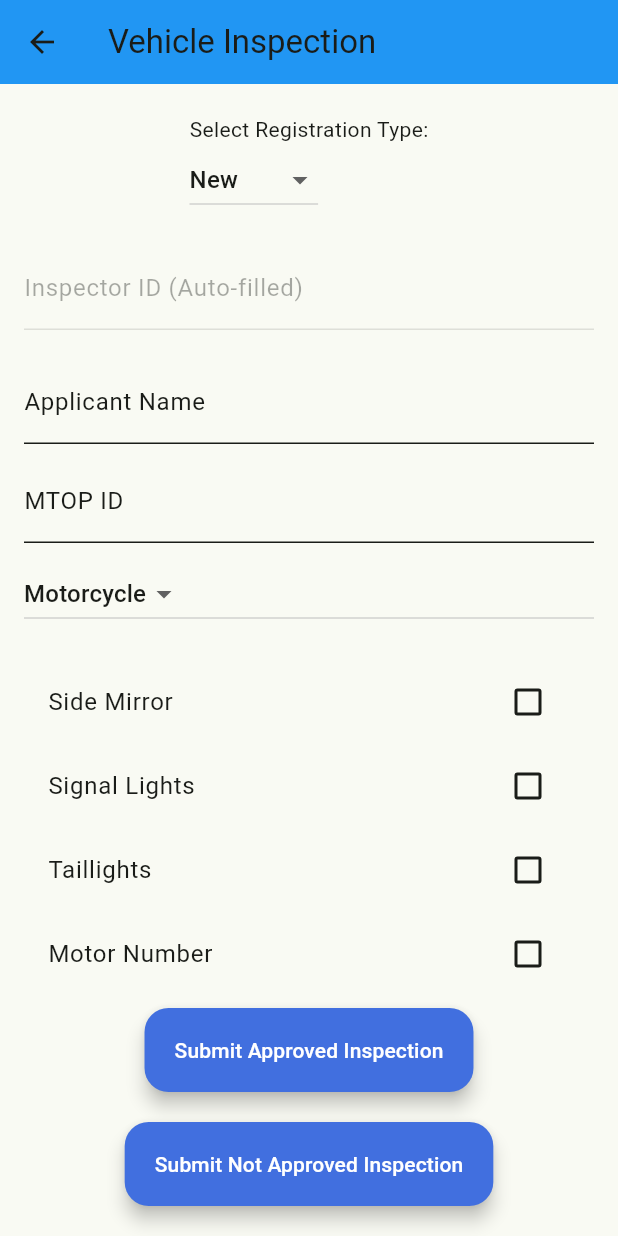
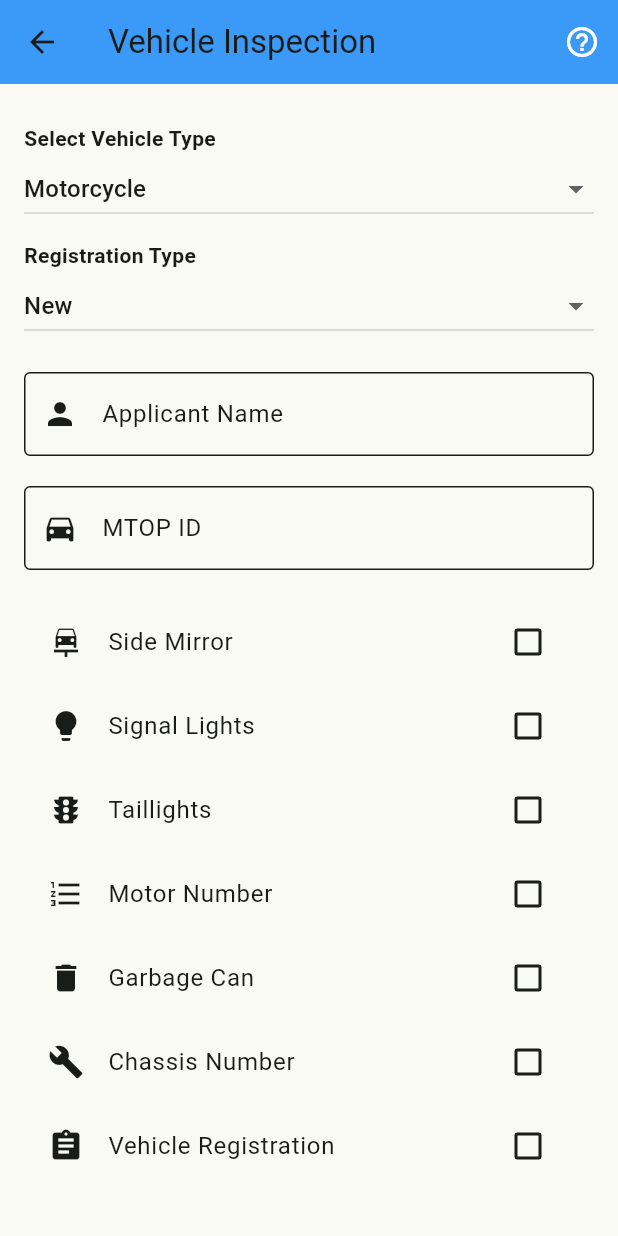
Before and after one commit to crljnl/login-signup-forms-master, a Flutter app: the InspectionScreen screen opened directly with empty values, on a phone screen of 412 x 824 dp. Run offline on Flutter 3.47's test engine with Material 3 defaults, Android fonts, the light colour scheme and no system bars; our stand-ins replace fl_chart, image_picker; network calls fail.

Commit message:
inspection screen enhance ui

```diff
--- a/lib/screens/inspection.dart
+++ b/lib/screens/inspection.dart
@@ -135,9 +135,15 @@ class _InspectionScreenState extends State<InspectionScreen> {
 
     // For "Approved" submission: Ensure all items are checked
     if (inspectionStatus == 'Approved') {
-      if (!isSideMirrorChecked || !isSignalLightsChecked || !isTaillightsChecked ||
-          !isMotorNumberChecked || !isGarbageCanChecked || !isChassisNumberChecked ||
-          !isVehicleRegistrationChecked || !isNotOpenPipeChecked || !isLightInSidecarChecked) {
+      if (!isSideMirrorChecked ||
+          !isSignalLightsChecked ||
+          !isTaillightsChecked ||
+          !isMotorNumberChecked ||
+          !isGarbageCanChecked ||
+          !isChassisNumberChecked ||
+          !isVehicleRegistrationChecked ||
+          !isNotOpenPipeChecked ||
+          !isLightInSidecarChecked) {
         ScaffoldMessenger.of(context).showSnackBar(
           const SnackBar(
             content: Text('All checklist items must be checked for an Approved submission.'),
@@ -147,7 +153,6 @@ class _InspectionScreenState extends State<InspectionScreen> {
         );
         return;
       } else {
-        // No unchecked items, so set reason to "No reason for not approved"
         reasonsNotApproved.add('No reason for not approved');
       }
     }
@@ -255,223 +260,204 @@ class _InspectionScreenState extends State<InspectionScreen> {
     return Scaffold(
       appBar: AppBar(
         title: const Text('Vehicle Inspection'),
-        backgroundColor: Colors.blue,
-      ),
-      body: Column(
-        children: [
-          const SizedBox(height: 20),
-
-          // Registration Type Dropdown
-          Padding(
-            padding: const EdgeInsets.symmetric(horizontal: 16.0),
-            child: Column(
-              crossAxisAlignment: CrossAxisAlignment.start,
-              children: [
-                const Text('Select Registration Type:'),
-                DropdownButton<String>(
-                  value: selectedRegistrationType,
-                  items: const [
-                    DropdownMenuItem(value: 'New', child: Text('New')),
-                    DropdownMenuItem(value: 'Renewal', child: Text('Renewal')),
-                  ],
-                  onChanged: (value) {
-                    setState(() {
-                      selectedRegistrationType = value!;
-                      if (value == 'New') {
-                        _applicantNameController.clear();
-                        _mtopIdController.clear();
-                        isSideMirrorChecked = false;
-                        isSignalLightsChecked = false;
-                        isTaillightsChecked = false;
-                        isMotorNumberChecked = false;
-                        isGarbageCanChecked = false;
-                        isChassisNumberChecked = false;
-                        isVehicleRegistrationChecked = false;
-                        isNotOpenPipeChecked = false;
-                        isLightInSidecarChecked = false;
-                        isMtopIdAvailable = true;
-                        isMtopIdValidForRenewal = false;
-                        isMtopIdEditable = true;
-                      } else {
-                        isMtopIdAvailable = true;
-                        isMtopIdValidForRenewal = false;
-                        isMtopIdEditable = true;
-                        _mtopIdController.clear();
-                      }
-                    });
+        backgroundColor: Color.fromARGB(255, 58, 157, 250),
+        elevation: 4,
+        actions: [
+          IconButton(
+            icon: Icon(Icons.help_outline, color: Colors.white),
+            onPressed: () {
+              // Add help button functionality if needed
             },
           ),
         ],
       ),
-          ),
-
-          const SizedBox(height: 20),
-
-          // Inspector ID Input Section
-          Padding(
-            padding: const EdgeInsets.symmetric(horizontal: 16.0),
+      body: Padding(
+        padding: const EdgeInsets.all(16.0),
         child: Column(
-              crossAxisAlignment: CrossAxisAlignment.start,
           children: [
-                TextField(
-                  controller: _inspectorIdController,
-                  decoration: const InputDecoration(
-                    labelText: 'Inspector ID (Auto-filled)',
-                  ),
-                  enabled: false,
-                ),
-              ],
-            ),
-          ),
-
-          const SizedBox(height: 20),
-
-          // Form Fields
+            // Header Section
+            const SizedBox(height: 10),
             Expanded(
-            child: Padding(
-              padding: const EdgeInsets.symmetric(horizontal: 16.0),
               child: ListView(
                 children: [
-                  TextField(
-                    controller: _applicantNameController,
-                    decoration: const InputDecoration(
-                      labelText: 'Applicant Name',
-                    ),
-                  ),
-                  const SizedBox(height: 10),
-                  TextField(
-                    controller: _mtopIdController,
-                    decoration: const InputDecoration(
-                      labelText: 'MTOP ID',
-                    ),
-                    enabled: selectedRegistrationType == 'Renewal'
-                        ? isMtopIdEditable
-                        : true,
-                    inputFormatters: [
-                      LengthLimitingTextInputFormatter(6), // Limit MTOP ID to 6 characters
-                    ],
-                    onChanged: (value) {
-                      if (selectedRegistrationType == 'New') {
-                        if (value.length == 6) {
-                          checkMtopIdAvailability(value);
-                        }
-                      } else if (selectedRegistrationType == 'Renewal' && value.length == 6) {
-                        if (isMtopIdEditable) {
-                          fetchInspectionDetails(value);
-                        }
-                      }
-                    },
-                  ),
-                  const SizedBox(height: 10),
-
-                  // Vehicle Type Dropdown
-                  DropdownButton<String>(
+                  // Vehicle type dropdown
+                  buildDropdown(
+                    title: "Select Vehicle Type",
                     value: selectedVehicleType,
-                    items: const [
-                      DropdownMenuItem(value: 'Motorcycle', child: Text('Motorcycle')),
-                      DropdownMenuItem(value: 'Tricycle', child: Text('Tricycle')),
-                      DropdownMenuItem(value: 'Etrike', child: Text('Etrike')),
-                    ],
+                    items: const ['Motorcycle', 'Tricycle', 'Etrike'],
                     onChanged: (value) {
                       setState(() {
                         selectedVehicleType = value!;
                       });
                     },
                   ),
+                  const SizedBox(height: 10),
+
+                  // Registration type dropdown
+                  buildDropdown(
+                    title: "Registration Type",
+                    value: selectedRegistrationType,
+                    items: const ['New', 'Renewal'],
+                    onChanged: (value) {
+                      setState(() {
+                        selectedRegistrationType = value!;
+                      });
+                    },
+                  ),
+                  const SizedBox(height: 20),
+
+                  // Applicant Name
+                  buildTextField(
+                    controller: _applicantNameController,
+                    label: 'Applicant Name',
+                    icon: Icons.person,
+                  ),
+                  const SizedBox(height: 20),
+
+                  // MTOP ID
+                  buildTextField(
+                    controller: _mtopIdController,
+                    label: 'MTOP ID',
+                    icon: Icons.directions_car,
+                    inputFormatters: [LengthLimitingTextInputFormatter(6)],
+                    enabled: selectedRegistrationType == 'Renewal'
+                        ? isMtopIdEditable
+                        : true,
+                    onChanged: (value) {
+                      if (selectedRegistrationType == 'New' && value.length == 6) {
+                        checkMtopIdAvailability(value);
+                      } else if (selectedRegistrationType == 'Renewal' && value.length == 6) {
+                        fetchInspectionDetails(value);
+                      }
+                    },
+                  ),
+                  const SizedBox(height: 20),
+
+                  // Checklist Items
+                  buildChecklistTile('Side Mirror', isSideMirrorChecked, Icons.car_repair, (bool? value) {
+                    setState(() {
+                      isSideMirrorChecked = value!;
+                    });
+                  }),
+                  buildChecklistTile('Signal Lights', isSignalLightsChecked, Icons.lightbulb, (bool? value) {
+                    setState(() {
+                      isSignalLightsChecked = value!;
+                    });
+                  }),
+                  buildChecklistTile('Taillights', isTaillightsChecked, Icons.traffic, (bool? value) {
+                    setState(() {
+                      isTaillightsChecked = value!;
+                    });
+                  }),
+                  buildChecklistTile('Motor Number', isMotorNumberChecked, Icons.format_list_numbered, (bool? value) {
+                    setState(() {
+                      isMotorNumberChecked = value!;
+                    });
+                  }),
+                  buildChecklistTile('Garbage Can', isGarbageCanChecked, Icons.delete, (bool? value) {
+                    setState(() {
+                      isGarbageCanChecked = value!;
+                    });
+                  }),
+                  buildChecklistTile('Chassis Number', isChassisNumberChecked, Icons.build, (bool? value) {
+                    setState(() {
+                      isChassisNumberChecked = value!;
+                    });
+                  }),
+                  buildChecklistTile('Vehicle Registration', isVehicleRegistrationChecked, Icons.assignment, (bool? value) {
+                    setState(() {
+                      isVehicleRegistrationChecked = value!;
+                    });
+                  }),
+                  buildChecklistTile('Not Open Pipe', isNotOpenPipeChecked, Icons.no_stroller, (bool? value) {
+                    setState(() {
+                      isNotOpenPipeChecked = value!;
+                    });
+                  }),
+                  buildChecklistTile('Light in Sidecar', isLightInSidecarChecked, Icons.lightbulb_outline, (bool? value) {
+                    setState(() {
+                      isLightInSidecarChecked = value!;
+                    });
+                  }),
 
                   const SizedBox(height: 20),
 
-                  // Checklist of Vehicle Requirements
-                  CheckboxListTile(
-                    title: const Text('Side Mirror'),
-                    value: isSideMirrorChecked,
-                    onChanged: (bool? value) {
-                      setState(() {
-                        isSideMirrorChecked = value!;
-                      });
-                    },
+                  // Submit buttons
+                  buildSubmitButton('Submit Approved Inspection', Colors.green, 'Approved'),
+                  const SizedBox(height: 10),
+                  buildSubmitButton('Submit Not Approved Inspection', Colors.red, 'Not Approved'),
+                ],
               ),
-                  CheckboxListTile(
-                    title: const Text('Signal Lights'),
-                    value: isSignalLightsChecked,
-                    onChanged: (bool? value) {
-                      setState(() {
-                        isSignalLightsChecked = value!;
-                      });
-                    },
-                  ),
-                  CheckboxListTile(
-                    title: const Text('Taillights'),
-                    value: isTaillightsChecked,
-                    onChanged: (bool? value) {
-                      setState(() {
-                        isTaillightsChecked = value!;
-                      });
-                    },
-                  ),
-                  CheckboxListTile(
-                    title: const Text('Motor Number'),
-                    value: isMotorNumberChecked,
-                    onChanged: (bool? value) {
-                      setState(() {
-                        isMotorNumberChecked = value!;
-                      });
-                    },
-                  ),
-                  CheckboxListTile(
-                    title: const Text('Garbage Can'),
-                    value: isGarbageCanChecked,
-                    onChanged: (bool? value) {
-                      setState(() {
-                        isGarbageCanChecked = value!;
-                      });
-                    },
-                  ),
-                  CheckboxListTile(
-                    title: const Text('Chassis Number'),
-                    value: isChassisNumberChecked,
-                    onChanged: (bool? value) {
-                      setState(() {
-                        isChassisNumberChecked = value!;
-                      });
-                    },
-                  ),
-                  CheckboxListTile(
-                    title: const Text('Vehicle Registration'),
-                    value: isVehicleRegistrationChecked,
-                    onChanged: (bool? value) {
-                      setState(() {
-                        isVehicleRegistrationChecked = value!;
-                      });
-                    },
-                  ),
-                  CheckboxListTile(
-                    title: const Text('Not Open Pipe'),
-                    value: isNotOpenPipeChecked,
-                    onChanged: (bool? value) {
-                      setState(() {
-                        isNotOpenPipeChecked = value!;
-                      });
-                    },
-                  ),
-                  CheckboxListTile(
-                    title: const Text('Light in Sidecar'),
-                    value: isLightInSidecarChecked,
-                    onChanged: (bool? value) {
-                      setState(() {
-                        isLightInSidecarChecked = value!;
-                      });
-                    },
             ),
           ],
         ),
       ),
+    );
+  }
+
+  Widget buildDropdown({
+    required String title,
+    required String value,
+    required List<String> items,
+    required void Function(String?) onChanged,
+  }) {
+    return Column(
+      crossAxisAlignment: CrossAxisAlignment.start,
+      children: [
+        Text(title, style: const TextStyle(fontWeight: FontWeight.bold)),
+        DropdownButton<String>(
+          value: value,
+          items: items.map((item) {
+            return DropdownMenuItem(value: item, child: Text(item));
+          }).toList(),
+          onChanged: onChanged,
+          isExpanded: true,
         ),
+      ],
+    );
+  }
 
-          const SizedBox(height: 20),
+  Widget buildTextField({
+    required TextEditingController controller,
+    required String label,
+    required IconData icon,
+    List<TextInputFormatter>? inputFormatters,
+    bool enabled = true,
+    Function(String)? onChanged,
+  }) {
+    return TextField(
+      controller: controller,
+      decoration: InputDecoration(
+        labelText: label,
+        prefixIcon: Icon(icon),
+        border: OutlineInputBorder(),
+      ),
+      inputFormatters: inputFormatters,
+      enabled: enabled,
+      onChanged: onChanged,
+    );
+  }
 
-          // Approved Button
-          ElevatedButton(
+  Widget buildChecklistTile(
+    String title,
+    bool value,
+    IconData icon,
+    void Function(bool?) onChanged,
+  ) {
+    return CheckboxListTile(
+      title: Text(title),
+      value: value,
+      onChanged: onChanged,
+      secondary: Icon(icon),
+    );
+  }
+
+  Widget buildSubmitButton(String text, Color color, String status) {
+    return ElevatedButton(
+      style: ElevatedButton.styleFrom(
+        foregroundColor: Colors.white, backgroundColor: color,
+        padding: const EdgeInsets.symmetric(vertical: 16),
+      ),
       onPressed: () {
         if (_mtopIdController.text.length != 6) {
           ScaffoldMessenger.of(context).showSnackBar(
@@ -490,43 +476,10 @@ class _InspectionScreenState extends State<InspectionScreen> {
             ),
           );
         } else {
-                submitInspection('Approved');
+          submitInspection(status);
         }
       },
-            child: const Text('Submit Approved Inspection'),
-          ),
-
-          const SizedBox(height: 20),
-
-          // Not Approved Button
-          ElevatedButton(
-            onPressed: () {
-              if (_mtopIdController.text.length != 6) {
-                ScaffoldMessenger.of(context).showSnackBar(
-                  const SnackBar(
-                    content: Text('MTOP ID must be exactly 6 characters'),
-                    backgroundColor: Colors.red,
-                    duration: Duration(seconds: 2),
-                  ),
-                );
-              } else if (_applicantNameController.text.isEmpty) {
-                ScaffoldMessenger.of(context).showSnackBar(
-                  const SnackBar(
-                    content: Text('Applicant Name is required'),
-                    backgroundColor: Colors.red,
-                    duration: Duration(seconds: 2),
-                  ),
-                );
-              } else {
-                submitInspection('Not Approved');
-              }
-            },
-            child: const Text('Submit Not Approved Inspection'),
-          ),
-
-          const SizedBox(height: 20),
-        ],
-      ),
+      child: Text(text),
     );
   }
 }
```
Also changed, not shown: lib/screens/reports.dart (+56 -19 lines). Lines whose indentation alone changed are shown as unchanged.
